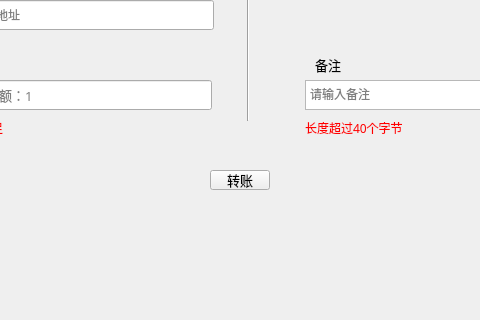
Qt form transfer/transferpage.ui (HcashOrg/hx-indicator) before a commit; both pictures show x 145 to 625 and y 210 to 530 of the 770 by 530 pixel window.
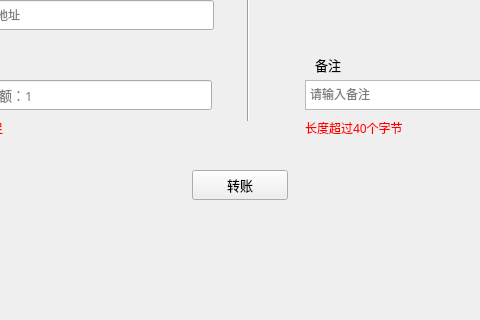
The same form after that commit.

Patch:
```diff
--- a/transfer/transferpage.ui
+++ b/transfer/transferpage.ui
@@ -112,10 +112,10 @@
   <widget class="QToolButton" name="sendBtn">
    <property name="geometry">
     <rect>
-     <x>355</x>
+     <x>337</x>
      <y>380</y>
-     <width>60</width>
-     <height>20</height>
+     <width>96</width>
+     <height>30</height>
     </rect>
    </property>
    <property name="font">
```
